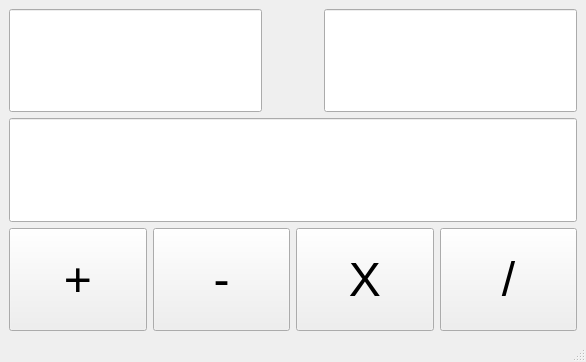
First picture: the form in myCalc.ui, repository AndreyBagryanskiy/37_1, before the edit.
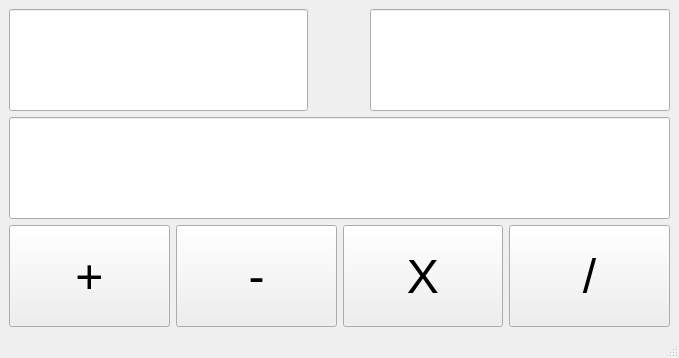
Second picture: the form after the edit.

Diff of the .ui file:
```diff
--- a/myCalc.ui
+++ b/myCalc.ui
@@ -6,8 +6,8 @@
    <rect>
     <x>0</x>
     <y>0</y>
-    <width>586</width>
-    <height>362</height>
+    <width>679</width>
+    <height>358</height>
    </rect>
   </property>
   <property name="windowTitle">
```
Left out of the diff: 52 changed lines with no effect on the pictures.
